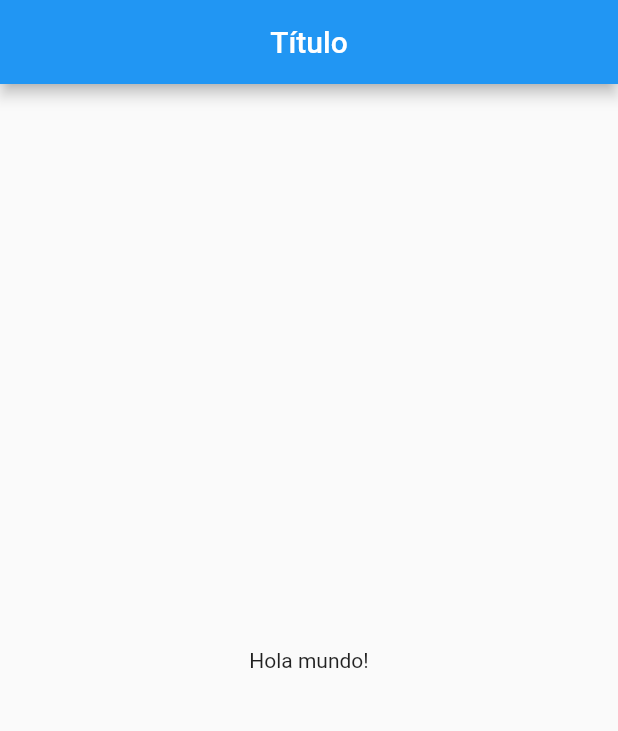
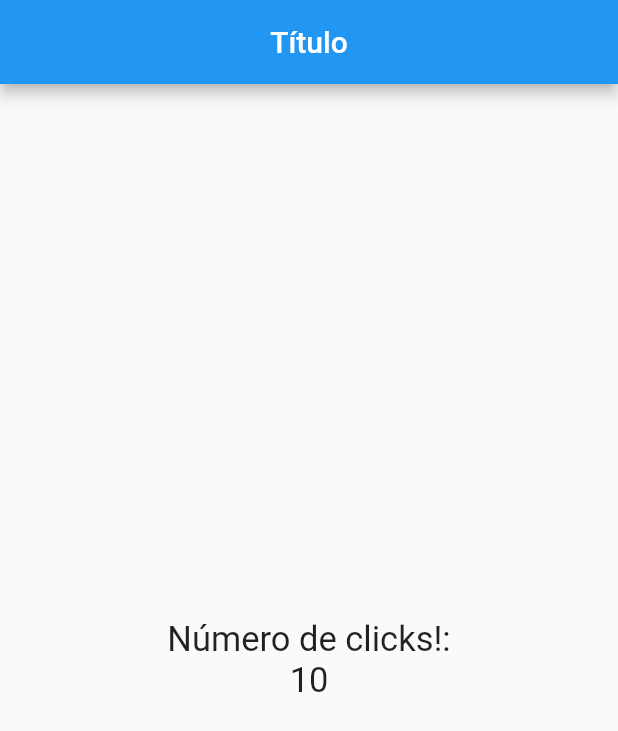
Before and after one commit to strujilloor/Curso-Flutter, a Flutter app: the screen it shows after launch, on a phone screen of 412 x 824 dp. Shown: the top 731 px of the screen. Run offline on Flutter 3.47's test engine with Material 2 defaults, Android fonts, the phone set to English and light mode, and no system bars.

Commit message:
Columnas y Estilos

```diff
--- a/lib/src/pages/home_page.dart
+++ b/lib/src/pages/home_page.dart
@@ -1,6 +1,9 @@
 import 'package:flutter/material.dart';
 
 class HomePage extends StatelessWidget{
+
+  final TextStyle estiloTexto =  new TextStyle(fontSize: 23);
+
   @override
   Widget build(BuildContext context) {
     return Scaffold(
@@ -9,7 +12,14 @@ class HomePage extends StatelessWidget{
         centerTitle: true,
       ),
       body: Center(
-        child: Text('Hola mundo!'),
+        child: Column(
+          crossAxisAlignment: CrossAxisAlignment.center,
+          mainAxisSize: MainAxisSize.min,
+          children: <Widget>[
+            Text('Número de clicks!:', style: estiloTexto,),
+            Text('10', style: estiloTexto,)
+          ],
+        ),
       ),
     );
   }
```
